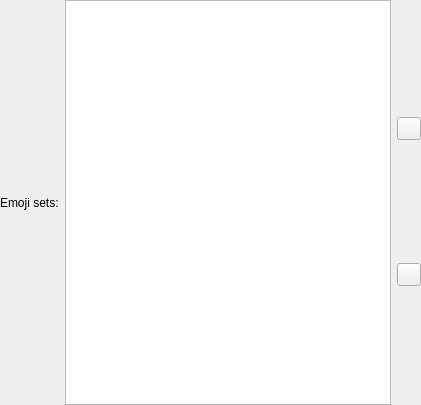
eyecu-im/eyecu-qt, file src/plugins/emoji/emojioptions.ui: the form before one commit.
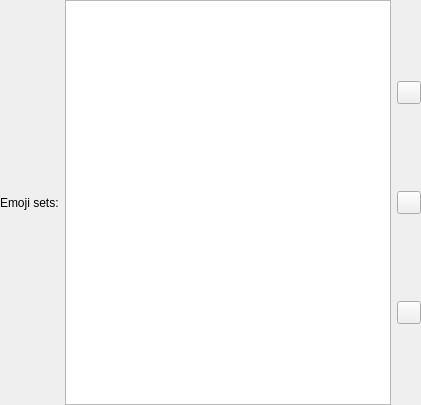
The form after the commit.

Diff of the .ui file:
```diff
--- a/src/plugins/emoji/emojioptions.ui
+++ b/src/plugins/emoji/emojioptions.ui
@@ -65,6 +65,22 @@
         </property>
        </widget>
       </item>
+      <item>
+       <widget class="QToolButton" name="tbtSelectable">
+        <property name="toolTip">
+         <string>Selectable</string>
+        </property>
+        <property name="whatsThis">
+         <string>Click this button to add emoji selection menu button to message edit toolbar</string>
+        </property>
+        <property name="text">
+         <string notr="true"/>
+        </property>
+        <property name="checkable">
+         <bool>true</bool>
+        </property>
+       </widget>
+      </item>
       <item>
        <widget class="QToolButton" name="tbtDown">
         <property name="statusTip">
```
